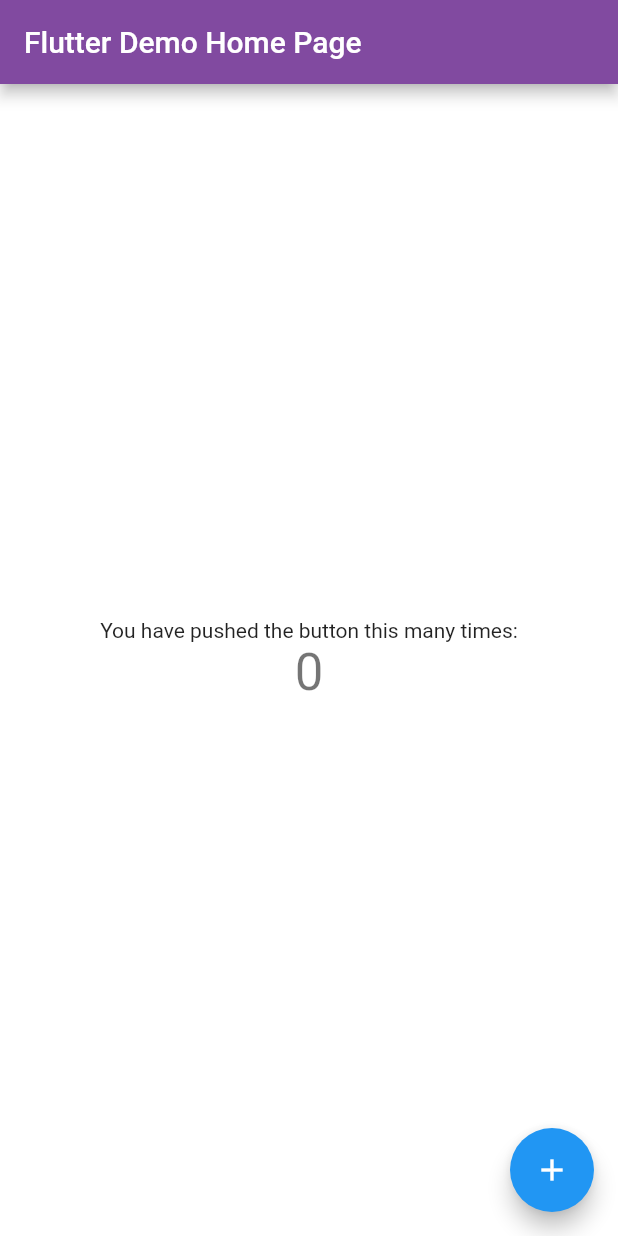
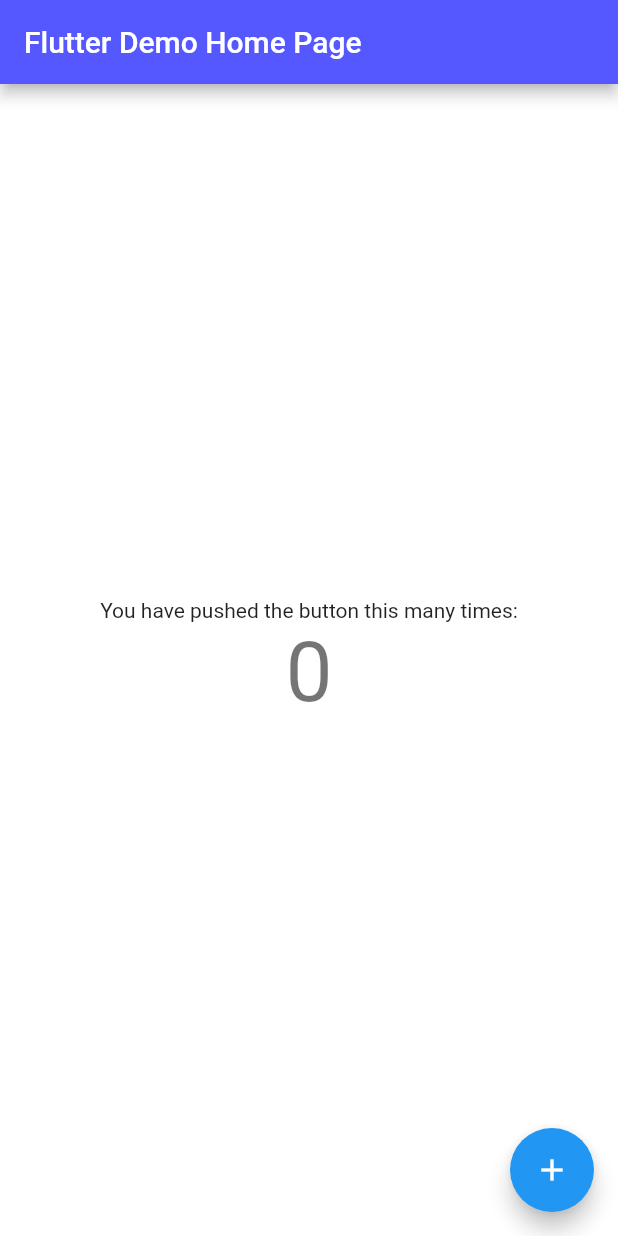
Before and after one commit to YoboZorle/flare_splash, a Flutter app: the screen it shows after launch, on a phone screen of 412 x 824 dp. Run offline on Flutter 3.47's test engine with Material 2 defaults, Android fonts, the phone set to English and light mode, and no system bars; missing offline and left inert: flare_splash_screen.

Commit message:
final splash

```diff
--- a/lib/main.dart
+++ b/lib/main.dart
@@ -27,7 +27,7 @@ class MyApp extends StatelessWidget {
           height: 100,
           name: 'assets/flare/faras.flr',
           next: (context) => MyHomePage(title: 'Flutter Demo Home Page'),
-          until: () => Future.delayed(Duration(seconds: 6)),
+          until: () => Future.delayed(Duration(seconds: 5)),
           startAnimation: 'play',
         ),
       ),
@@ -55,10 +55,10 @@ class _MyHomePageState extends State<MyHomePage> {
   @override
   Widget build(BuildContext context) {
     return Scaffold(
-      backgroundColor: Color(0xFF814AA0),
+      backgroundColor: Color(0xFF5558FF),
       appBar: AppBar(
         title: Text(widget.title),
-        backgroundColor: Color(0xFF814AA0),
+        backgroundColor: Color(0xFF5558FF),
       ),
       body: Container(
         decoration: new BoxDecoration(
@@ -73,7 +73,7 @@ class _MyHomePageState extends State<MyHomePage> {
               ),
               Text(
                 '$_counter',
-                style: Theme.of(context).textTheme.display1,
+                style: Theme.of(context).textTheme.headline2,
               ),
             ],
           ),
```
Also changed, not shown: 1 other file.
